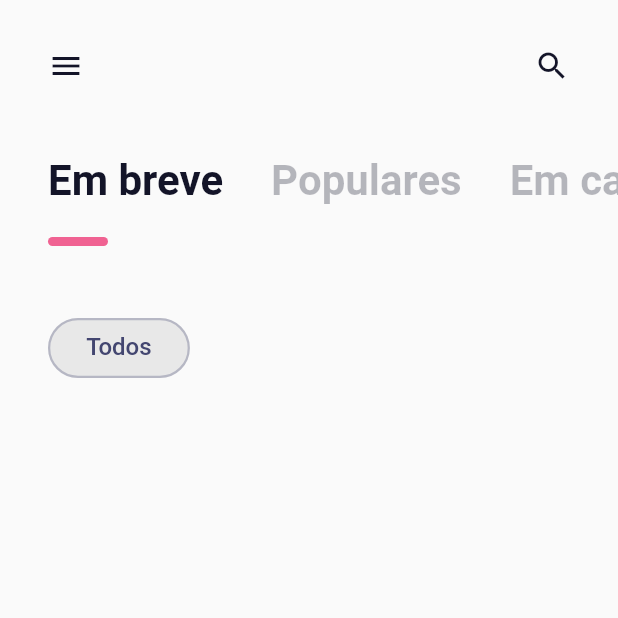
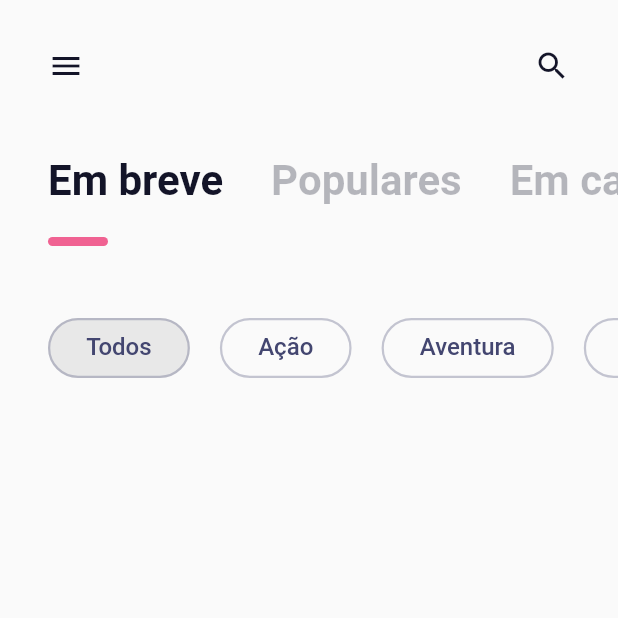
Before and after one commit to cunhamuril/ui-clones, a Flutter app: the screen it shows after launch, on a phone screen of 412 x 824 dp, the top half of it. Run offline on Flutter 3.47's test engine with Material 2 defaults, Android fonts, the phone set to English and light mode, and no system bars; our stand-ins replace google_fonts; missing offline and left inert: http_interceptor; statements that could not run were skipped.

Commit message:
perf(movie_app): added static genres list

```diff
--- a/flutter/movie_app/lib/components/genres_tags.dart
+++ b/flutter/movie_app/lib/components/genres_tags.dart
@@ -1,5 +1,4 @@
 import 'package:flutter/material.dart';
-import 'package:movie_app/http/clients/genre_client.dart';
 import 'package:movie_app/models/genre.dart';
 
 import 'genre_tile.dart';
@@ -7,38 +6,19 @@ import 'genre_tile.dart';
 typedef SelectGenreCallback = Function(Genre genre);
 
 class GenresTags extends StatelessWidget {
+  final List<Genre> genres;
   final Genre selectedGenre;
-  final GenreClient genreClient = GenreClient();
   final SelectGenreCallback onTap;
 
-  GenresTags({
+  const GenresTags({
     Key? key,
     required this.selectedGenre,
     required this.onTap,
+    required this.genres,
   }) : super(key: key);
 
   @override
   Widget build(BuildContext context) {
-    return FutureBuilder<List<Genre>>(
-      future: genreClient.findAllGenres(),
-      builder: ((context, snapshot) {
-        final List<Genre> genres = snapshot.data ?? [];
-
-        genres.insert(0, Genre(id: 0, name: "Todos"));
-
-        if (snapshot.connectionState == ConnectionState.none) {
-          return const Center(
-            child: CircularProgressIndicator(),
-          );
-        }
-
-        if (snapshot.connectionState == ConnectionState.waiting) {
-          return const Center(
-            child: CircularProgressIndicator(),
-          );
-        }
-
-        if (snapshot.connectionState == ConnectionState.done) {
     return SizedBox(
       height: 40,
       child: ListView.builder(
@@ -50,16 +30,11 @@ class GenresTags extends StatelessWidget {
 
           return GenreTile(
             genre: Genre(id: genre.id, name: genre.name),
-                  isActive: selectedGenre.id == genre.id,
+            isActive: selectedGenre == genre,
             onTap: () => onTap(genre),
           );
         },
       ),
     );
   }
-
-        return const Text('Unknown error');
-      }),
-    );
 }
-}
--- a/flutter/movie_app/lib/pages/home_page.dart
+++ b/flutter/movie_app/lib/pages/home_page.dart
@@ -20,8 +20,32 @@ class _HomePageState extends State<HomePage> {
     Category(value: 'top_rated', label: 'Melhores avaliados'),
   ];
 
+  // Get from TMDB API
+  static final List<Genre> genres = [
+    Genre(id: 0, name: 'Todos'),
+    Genre(id: 28, name: "Ação"),
+    Genre(id: 12, name: "Aventura"),
+    Genre(id: 16, name: "Animação"),
+    Genre(id: 35, name: "Comédia"),
+    Genre(id: 80, name: "Crime"),
+    Genre(id: 99, name: "Documentário"),
+    Genre(id: 18, name: "Drama"),
+    Genre(id: 10751, name: "Família"),
+    Genre(id: 14, name: "Fantasia"),
+    Genre(id: 36, name: "História"),
+    Genre(id: 27, name: "Terror"),
+    Genre(id: 10402, name: "Música"),
+    Genre(id: 9648, name: "Mistério"),
+    Genre(id: 10749, name: "Romance"),
+    Genre(id: 878, name: "Ficção científica"),
+    Genre(id: 10770, name: "Cinema TV"),
+    Genre(id: 53, name: "Thriller"),
+    Genre(id: 10752, name: "Guerra"),
+    Genre(id: 37, name: "Faroeste")
+  ];
+
   Category selectedCategory = categories[0];
-  Genre selectedGenre = Genre(id: 0, name: 'Todos');
+  Genre selectedGenre = genres[0];
 
   _handleSelectCategory(Category category) {
     setState(() {
@@ -52,7 +76,8 @@ class _HomePageState extends State<HomePage> {
           )
         ],
       ),
-      body: Column(children: [
+      body: Column(
+        children: [
           const SizedBox(height: 48),
           CategoriesList(
             categories: categories,
@@ -63,13 +88,15 @@ class _HomePageState extends State<HomePage> {
           GenresTags(
             selectedGenre: selectedGenre,
             onTap: _handleSelectGenre,
+            genres: genres,
           ),
           const SizedBox(height: 48),
           MoviesList(
             category: selectedCategory,
             genre: selectedGenre,
           )
-      ]),
+        ],
+      ),
     );
   }
 }
```
Lines whose indentation alone changed are shown as unchanged.
